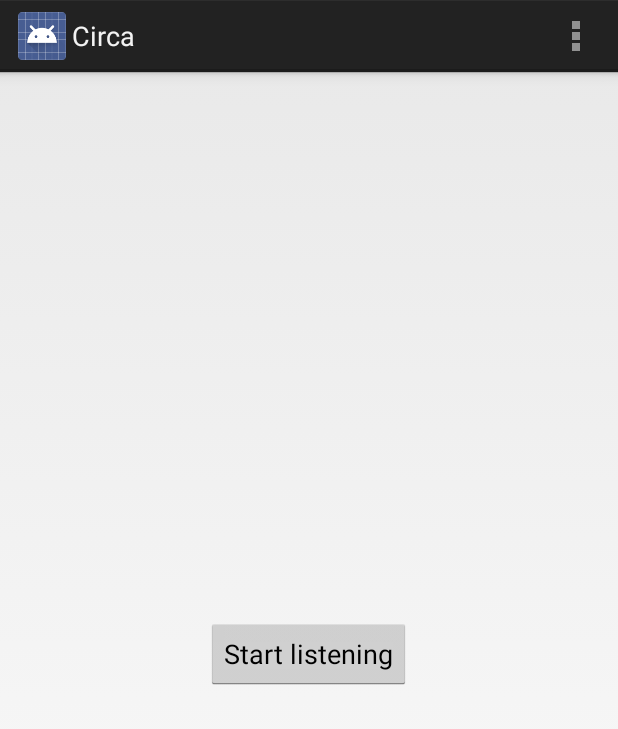
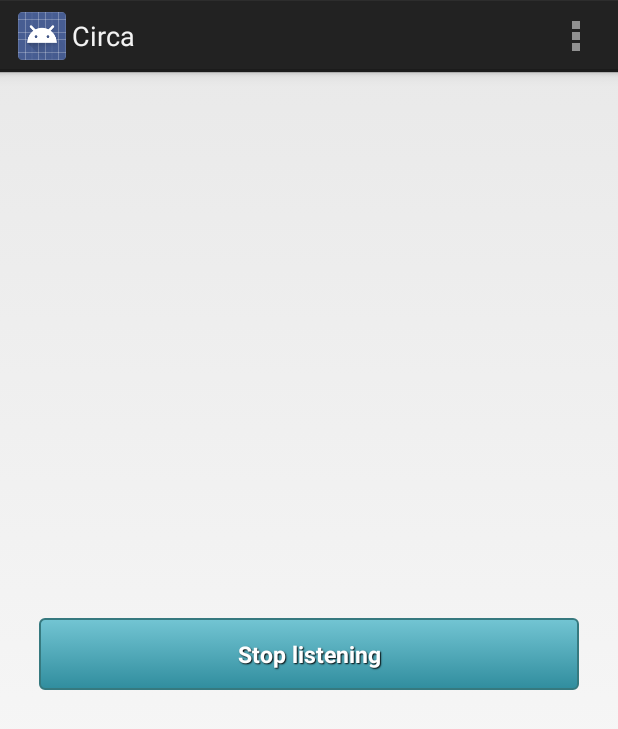
Before and after one commit to ritave/circa, an Android app: the screen it shows after launch (MainActivity), after a tap on "Start listening", on a phone screen of 412 x 824 dp. Shown: the top 729 px of the screen. Run offline under Robolectric (Android 15) with nearby library versions, the phone set to English and light mode, and no system bars; 1 other tap on this screen came first.

Commit message:
start/stop services

```diff
--- a/Android/Circa/mobile/src/main/java/com/circa/hackzurich/circa/MainActivity.java
+++ b/Android/Circa/mobile/src/main/java/com/circa/hackzurich/circa/MainActivity.java
@@ -21,6 +21,8 @@ public class MainActivity extends Activity {
     // 1 minute
     //private final Integer interval = 1 * 60 * 1000;
     private final Integer interval = 10 * 1000;
+    private AlarmManager downAlarm, pushAlarm;
+    private PendingIntent downPintent, pushPintent;
 
     @Override
     protected void onCreate(Bundle savedInstanceState) {
@@ -29,18 +31,7 @@ public class MainActivity extends Activity {
         PushService.places = new ArrayList<Place>();
         PushService.usedPlaces = new HashSet<Integer>();
         PushService.radius = 10;
-
-        Intent downloadIntent = new Intent(this, DownloadService.class);
-        PendingIntent downPintent = PendingIntent.getService(this, 0, downloadIntent, 0);
-        AlarmManager downAlarm = (AlarmManager) getSystemService(Context.ALARM_SERVICE);
-        downAlarm.setInexactRepeating(AlarmManager.ELAPSED_REALTIME_WAKEUP,
-                5 * 1000, AlarmManager.INTERVAL_HOUR, downPintent);
-
-        Intent pushIntent = new Intent(this, PushService.class);
-        PendingIntent pushPintent = PendingIntent.getService(this, 0, pushIntent, 0);
-        AlarmManager pushAlarm = (AlarmManager) getSystemService(Context.ALARM_SERVICE);
-        pushAlarm.setInexactRepeating(AlarmManager.ELAPSED_REALTIME_WAKEUP,
-                30 * 1000, interval, pushPintent);
+        startServices();
     }
 
 
@@ -51,11 +42,41 @@ public class MainActivity extends Activity {
         return true;
     }
 
+    private void startServices() {
+        Intent downloadIntent = new Intent(this, DownloadService.class);
+        downPintent = PendingIntent.getService(this, 0, downloadIntent, 0);
+        downAlarm = (AlarmManager) getSystemService(Context.ALARM_SERVICE);
+        downAlarm.setInexactRepeating(AlarmManager.ELAPSED_REALTIME_WAKEUP,
+                5 * 1000, 3*interval, downPintent);
+                //5 * 1000, AlarmManager.INTERVAL_HOUR, downPintent);
+
+        Intent pushIntent = new Intent(this, PushService.class);
+        pushPintent = PendingIntent.getService(this, 0, pushIntent, 0);
+        pushAlarm = (AlarmManager) getSystemService(Context.ALARM_SERVICE);
+        pushAlarm.setInexactRepeating(AlarmManager.ELAPSED_REALTIME_WAKEUP,
+                30 * 1000, interval, pushPintent);
+    }
+
+    private void stopServices() {
+        if (downAlarm != null) {
+            downAlarm.cancel(downPintent);
+        }
+        if (pushAlarm != null) {
+            pushAlarm.cancel(pushPintent);
+        }
+    }
+
 
     public void daemonButtonHandle(View v)
     {
-        Button b = (Button)v;
-        WearNotification.send(this, 666, "Free Wi-Fi nearby", true);
+        Button b = (Button) this.findViewById(R.id.daemon);
+        if (b.getText().equals(getString(R.string.daemon_start_button))) {
+            startServices();
+            b.setText(getString(R.string.daemon_stop_button));
+        } else {
+            stopServices();
+            b.setText(getString(R.string.daemon_start_button));
+        }
     }
 
     @Override
--- /dev/null
+++ b/Android/Circa/mobile/src/main/res/drawable/custom_btn_shakespeare.xml
@@ -0,0 +1,24 @@
+<?xml version="1.0" encoding="utf-8"?>
+<selector xmlns:android="http://schemas.android.com/apk/res/android" >
+    <item android:state_pressed="true" >
+        <shape android:shape="rectangle"  >
+            <corners android:radius="3dip" />
+            <stroke android:width="1dip" android:color="#36797f" />
+            <gradient  android:angle="-90"  android:startColor="#185c60" android:endColor="#58a9b7"  />
+        </shape>
+    </item>
+    <item android:state_focused="true">
+        <shape android:shape="rectangle"  >
+            <corners android:radius="3dip" />
+            <stroke android:width="1dip" android:color="#36797f" />
+            <solid  android:color="#308d9e"/>
+        </shape>
+    </item>
+    <item >
+        <shape android:shape="rectangle"  >
+            <corners android:radius="3dip" />
+            <stroke android:width="1dip" android:color="#36797f" />
+            <gradient  android:angle="-90"  android:startColor="#73c5d3" android:endColor="#308d9e" />
+        </shape>
+    </item>
+</selector>
--- a/Android/Circa/mobile/src/main/res/layout/activity_main.xml
+++ b/Android/Circa/mobile/src/main/res/layout/activity_main.xml
@@ -1,4 +1,4 @@
-<RelativeLayout xmlns:android="http://schemas.android.com/apk/res/android"
+<LinearLayout xmlns:android="http://schemas.android.com/apk/res/android"
     xmlns:tools="http://schemas.android.com/tools"
     android:layout_width="match_parent"
     android:layout_height="match_parent"
@@ -6,15 +6,18 @@
     android:paddingRight="@dimen/activity_horizontal_margin"
     android:paddingTop="@dimen/activity_vertical_margin"
     android:paddingBottom="@dimen/activity_vertical_margin"
+    android:orientation="vertical"
+    android:gravity="center"
     tools:context="com.circa.hackzurich.circa.MainActivity">
 
 
     <Button
-        android:layout_width="wrap_content"
+        android:id="@+id/daemon"
+        style="@style/btnStyleShakespeare"
+        android:layout_width="match_parent"
         android:layout_height="wrap_content"
-        android:text="@string/daemon_start_button"
-        android:id="@+id/StartButton"
-        android:layout_centerVertical="true"
-        android:layout_centerHorizontal="true"
-        android:onClick="daemonButtonHandle"/>
-</RelativeLayout>
+        android:layout_margin="10dp"
+        android:onClick="daemonButtonHandle"
+        android:text="@string/daemon_stop_button" />
+
+</LinearLayout>
--- a/Android/Circa/mobile/src/main/res/values/styles.xml
+++ b/Android/Circa/mobile/src/main/res/values/styles.xml
@@ -5,4 +5,17 @@
         <!-- Customize your theme here. -->
     </style>
 
+    <style name="btnStyleShakespeare" parent="@android:style/Widget.Button">
+        <item name="android:textSize">15sp</item>
+        <item name="android:textStyle">bold</item>
+        <item name="android:textColor">#FFFFFF</item>
+        <item name="android:gravity">center</item>
+        <item name="android:shadowColor">#000000</item>
+        <item name="android:shadowDx">1</item>
+        <item name="android:shadowDy">1</item>
+        <item name="android:shadowRadius">0.6</item>
+        <item name="android:background">@drawable/custom_btn_shakespeare</item>
+        <item name="android:padding">10dip</item>
+    </style>
+
 </resources>
```
